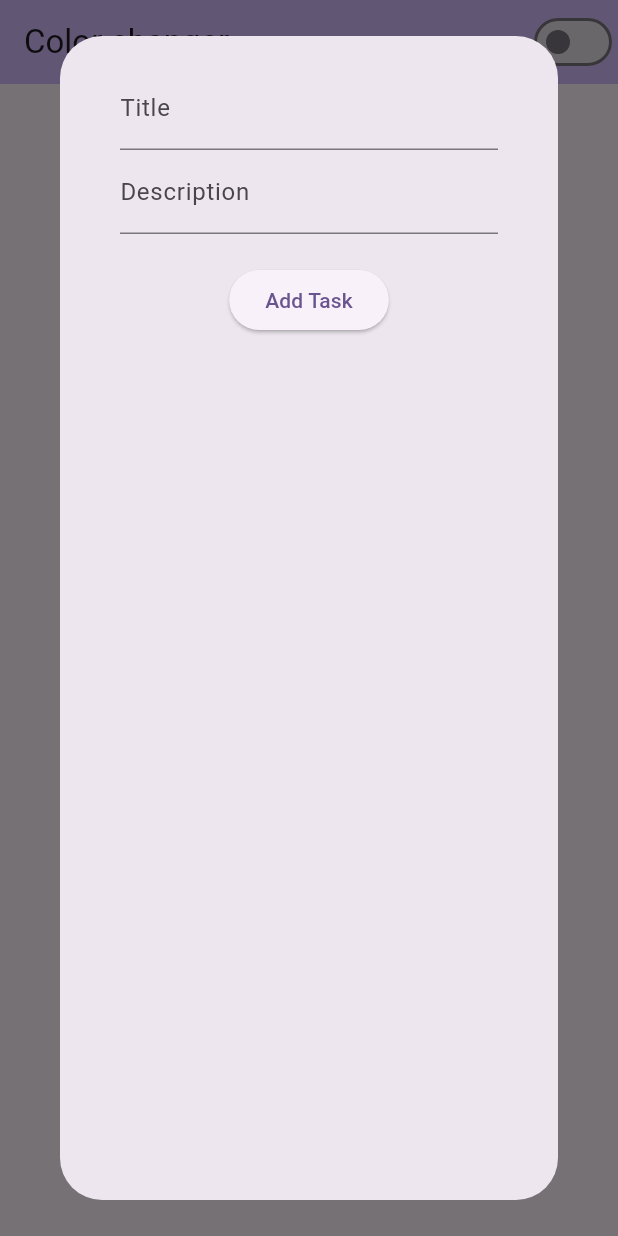
After one commit to mousty00/corso_flutter_soluzione_1, a Flutter app: the screen it shows after launch, after a tap on the "add" icon, on a phone screen of 412 x 824 dp. The commit adds this screen. Run offline on Flutter 3.47's test engine with Material 3 defaults, Android fonts, the phone set to English and light mode, and no system bars; drawn by our look-alikes of reactive_forms.

Commit message:
our first todo app

```diff
--- a/lib/main.dart
+++ b/lib/main.dart
@@ -1,6 +1,6 @@
 import 'dart:math';
 
-import 'package:color_changer/login_form.dart';
+import 'package:color_changer/todo_list.dart';
 import 'package:flutter/material.dart';
 
 void main() {
@@ -97,9 +97,12 @@ class _MyAppState extends State<MyApp> {
                   ],
                 ),
                 SizedBox(height: 40),
-                Padding(
-                  padding: const EdgeInsets.symmetric(horizontal: 40),
-                  child: LoginForm(),
+                Expanded(
+                  child: Padding(
+                    padding: const EdgeInsets.symmetric(horizontal: 64),
+                    // child: LoginForm(),
+                    child: TodoList(),
+                  ),
                 ),
               ],
             ),
--- a/lib/task.dart
+++ b/lib/task.dart
@@ -1,38 +1,12 @@
-import 'package:flutter/material.dart';
-
 class Task {
   Task({required this.title, required this.description})
     : isDone = false,
       createdAt = DateTime.now(),
       updatedAt = DateTime.now();
+
   String title;
   String description;
   bool isDone;
   DateTime createdAt;
   DateTime updatedAt;
 }
-
-class TodoIdea extends StatefulWidget {
-  const TodoIdea({super.key});
-
-  @override
-  State<TodoIdea> createState() => _TodoIdeaState();
-}
-
-class _TodoIdeaState extends State<TodoIdea> {
-  final list = <Task>[];
-
-  @override
-  Widget build(BuildContext context) {
-    return const Placeholder();
-  }
-
-  void _addTask() {
-    // .......
-    final value = {"title": "ahusinhdanhdsa"};
-    final newTask = Task(
-      title: value["title"] as String,
-      description: value["description"] as String,
-    );
-  }
-}
--- /dev/null
+++ b/lib/todo_list.dart
@@ -0,0 +1,145 @@
+import 'package:color_changer/task.dart';
+import 'package:flutter/material.dart';
+import 'package:reactive_forms/reactive_forms.dart';
+
+class TodoList extends StatefulWidget {
+  const TodoList({super.key});
+
+  @override
+  State<TodoList> createState() => _TodoListState();
+}
+
+class _TodoListState extends State<TodoList> {
+  final List<Task> tasks = [
+    Task(title: "Task 1", description: "Description for Task 1"),
+    Task(title: "Task 2", description: "Description for Task 2"),
+    Task(title: "Task 3", description: "Description for Task 3"),
+  ];
+
+  @override
+  Widget build(BuildContext context) {
+    final theme = Theme.of(context);
+
+    return Column(
+      children: [
+        Row(
+          mainAxisAlignment: MainAxisAlignment.spaceBetween,
+          children: [
+            Text("Todo List", style: theme.textTheme.headlineMedium),
+            IconButton(onPressed: _showAddTaskForm, icon: Icon(Icons.add)),
+          ],
+        ),
+        Expanded(
+          child: ListView(
+            children: [
+              for (final (i, task) in tasks.indexed)
+                ListTile(
+                  title: Text(task.title),
+                  subtitle: Text(task.description),
+                  leading: Checkbox(
+                    value: task.isDone,
+                    onChanged: (value) {
+                      setState(() {
+                        tasks[i].isDone = value ?? false;
+                      });
+                    },
+                  ),
+                ),
+            ],
+          ),
+        ),
+      ],
+    );
+  }
+
+  Future<void> _showAddTaskForm() async {
+    final result = await showDialog<Task>(
+      context: context,
+      builder: (context) {
+        return TodoForm();
+      },
+    );
+    if (result == null) return;
+
+    setState(() {
+      tasks.add(result);
+    });
+  }
+}
+
+class TodoForm extends StatefulWidget {
+  const TodoForm({super.key});
+
+  @override
+  State<TodoForm> createState() => _TodoFormState();
+}
+
+class _TodoFormState extends State<TodoForm> {
+  late final FormGroup form;
+
+  @override
+  void initState() {
+    super.initState();
+    form = FormGroup({
+      "title": FormControl<String>(
+        validators: [Validators.required, Validators.minLength(3)],
+      ),
+      "description": FormControl<String>(validators: [Validators.required]),
+    });
+  }
+
+  @override
+  void dispose() {
+    form.dispose();
+    super.dispose();
+  }
+
+  @override
+  Widget build(BuildContext context) {
+    return Dialog(
+      child: Padding(
+        padding: EdgeInsetsGeometry.symmetric(horizontal: 40, vertical: 20),
+        child: ReactiveForm(
+          formGroup: form,
+          child: Column(
+            children: [
+              ReactiveTextField(
+                formControlName: "title",
+                textInputAction: TextInputAction.next,
+                decoration: InputDecoration(
+                  labelText: "Title",
+                  hintText: "Enter task title...",
+                ),
+              ),
+              ReactiveTextField(
+                formControlName: "description",
+                textInputAction: TextInputAction.done,
+                decoration: InputDecoration(
+                  labelText: "Description",
+                  hintText: "Enter task description...",
+                ),
+                onSubmitted: (control) {
+                  save();
+                },
+              ),
+              SizedBox(height: 20),
+              ElevatedButton(onPressed: save, child: Text("Add Task")),
+            ],
+          ),
+        ),
+      ),
+    );
+  }
+
+  void save() {
+    if (!form.valid) return;
+    final value = form.value;
+
+    final newTask = Task(
+      title: value["title"]! as String,
+      description: value["description"]! as String,
+    );
+
+    Navigator.of(context).pop(newTask);
+  }
+}
```
